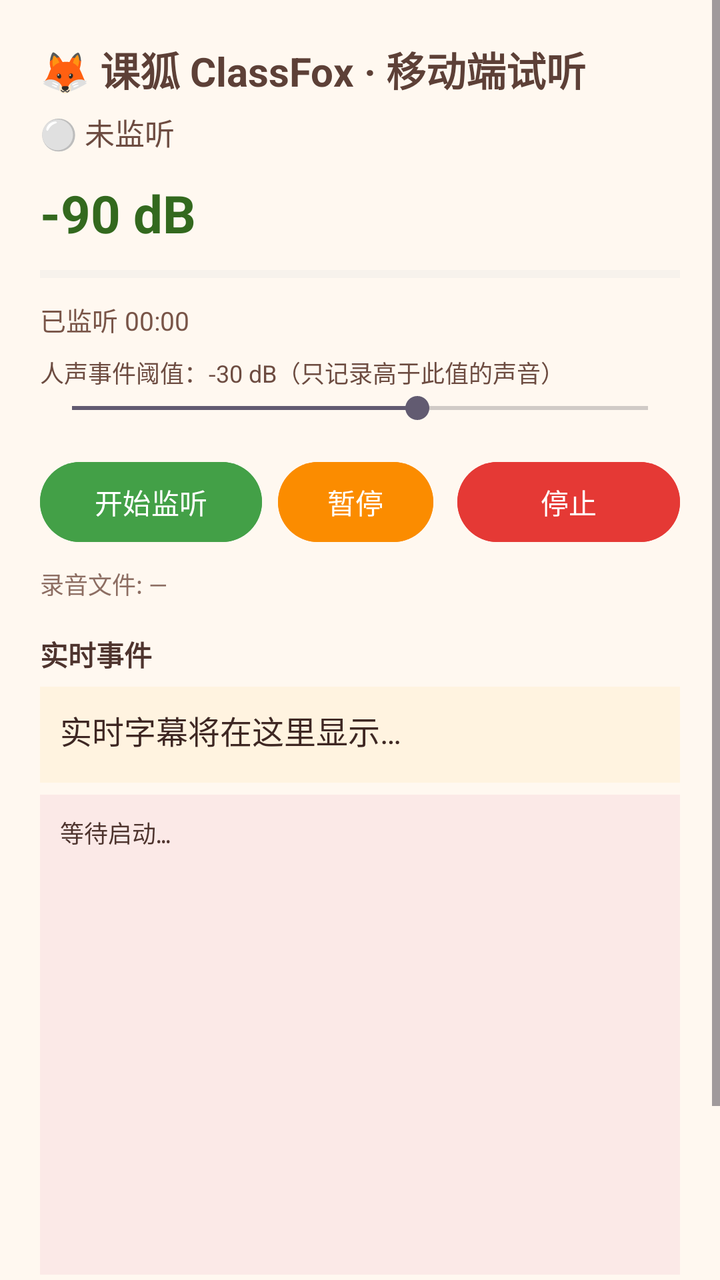
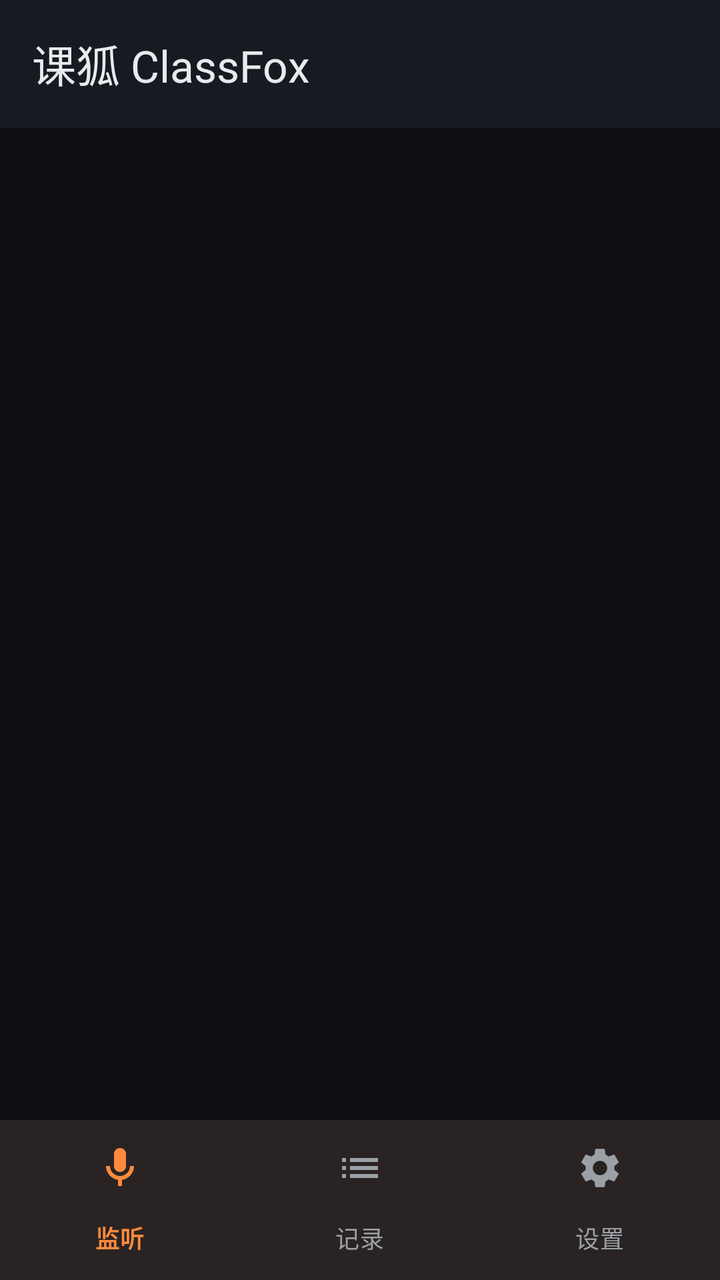

Before-and-after screenshots of an Android layout around one commit, followed by the original layout XML and the change that was made.
<!-- AndroidManifest.xml: application theme Theme.ClassFoxDroid -->
<!-- res/layout/activity_main.xml -->
<?xml version="1.0" encoding="utf-8"?>
<ScrollView xmlns:android="http://schemas.android.com/apk/res/android"
    android:layout_width="match_parent"
    android:layout_height="match_parent"
    android:background="#FFF8F0"
    android:fillViewport="true">

    <LinearLayout
        android:layout_width="match_parent"
        android:layout_height="wrap_content"
        android:orientation="vertical"
        android:padding="20dp">

        <TextView
            android:id="@+id/tvTitle"
            android:layout_width="wrap_content"
            android:layout_height="wrap_content"
            android:text="🦊 课狐 ClassFox · 移动端试听"
            android:textColor="#5D4037"
            android:textSize="20sp"
            android:textStyle="bold" />

        <TextView
            android:id="@+id/tvStatus"
            android:layout_width="wrap_content"
            android:layout_height="wrap_content"
            android:layout_marginTop="6dp"
            android:text="⚪ 未监听"
            android:textColor="#6D4C41"
            android:textSize="15sp" />

        <TextView
            android:id="@+id/tvDb"
            android:layout_width="wrap_content"
            android:layout_height="wrap_content"
            android:layout_marginTop="12dp"
            android:text="-90 dB"
            android:textColor="#33691E"
            android:textSize="26sp"
            android:textStyle="bold" />

        <ProgressBar
            android:id="@+id/volumeBar"
            style="?android:attr/progressBarStyleHorizontal"
            android:layout_width="match_parent"
            android:layout_height="18dp"
            android:layout_marginTop="4dp"
            android:max="100"
            android:progress="0"
            android:progressTint="#66BB6A"
            android:progressBackgroundTint="#E0E0E0" />

        <TextView
            android:id="@+id/tvTime"
            android:layout_width="wrap_content"
            android:layout_height="wrap_content"
            android:layout_marginTop="4dp"
            android:text="已监听 00:00"
            android:textColor="#795548"
            android:textSize="13sp" />

        <TextView
            android:id="@+id/tvThreshold"
            android:layout_width="match_parent"
            android:layout_height="wrap_content"
            android:layout_marginTop="8dp"
            android:text="人声事件阈值：-30 dB（只记录高于此值的声音）"
            android:textColor="#6D4C41"
            android:textSize="12sp" />

        <SeekBar
            android:id="@+id/thresholdSeek"
            android:layout_width="match_parent"
            android:layout_height="wrap_content"
            android:max="50"
            android:progress="30" />

        <LinearLayout
            android:layout_width="match_parent"
            android:layout_height="wrap_content"
            android:layout_marginTop="14dp"
            android:orientation="horizontal">

            <Button
                android:id="@+id/btnStart"
                android:layout_width="0dp"
                android:layout_height="wrap_content"
                android:layout_weight="1"
                android:text="开始监听"
                android:textColor="#FFFFFF"
                android:backgroundTint="#43A047" />

            <Button
                android:id="@+id/btnPause"
                android:layout_width="0dp"
                android:layout_height="wrap_content"
                android:layout_marginStart="8dp"
                android:layout_weight="0.7"
                android:text="暂停"
                android:enabled="false"
                android:textColor="#FFFFFF"
                android:backgroundTint="#FB8C00" />

            <Button
                android:id="@+id/btnStop"
                android:layout_width="0dp"
                android:layout_height="wrap_content"
                android:layout_marginStart="12dp"
                android:layout_weight="1"
                android:text="停止"
                android:enabled="false"
                android:textColor="#FFFFFF"
                android:backgroundTint="#E53935" />
        </LinearLayout>

        <TextView
            android:id="@+id/tvFile"
            android:layout_width="wrap_content"
            android:layout_height="wrap_content"
            android:layout_marginTop="8dp"
            android:text="录音文件: —"
            android:textColor="#8D6E63"
            android:textSize="12sp" />

        <TextView
            android:layout_width="wrap_content"
            android:layout_height="wrap_content"
            android:layout_marginTop="16dp"
            android:text="实时事件"
            android:textColor="#4E342E"
            android:textSize="14sp"
            android:textStyle="bold" />

        <TextView
            android:id="@+id/tvCaption"
            android:layout_width="match_parent"
            android:layout_height="wrap_content"
            android:layout_marginTop="6dp"
            android:minHeight="48dp"
            android:background="#FFF3E0"
            android:padding="10dp"
            android:text="实时字幕将在这里显示…"
            android:textColor="#3E2723"
            android:textSize="16sp"
            android:maxLines="3" />

        <TextView
            android:id="@+id/tvLog"
            android:layout_width="match_parent"
            android:layout_height="240dp"
            android:layout_marginTop="6dp"
            android:background="#FBE9E7"
            android:fontFamily="monospace"
            android:padding="10dp"
            android:text="等待启动…\n"
            android:textColor="#4E342E"
            android:textSize="12sp" />

        <TextView
            android:layout_width="match_parent"
            android:layout_height="wrap_content"
            android:layout_marginTop="14dp"
            android:text="说明: 当前版本为纯安卓链路——16kHz 录音 + 端侧离线中文 ASR + 自动分句 + WAV 落盘。\n识别结果会经过分句和关键词检测；不会读取旧版本的转录数据。"
            android:textColor="#A1887F"
            android:textSize="12sp" />
    </LinearLayout>
</ScrollView>
<!-- resources referenced by this layout -->
<resources>
  <style name="Theme.ClassFoxDroid" parent="Theme.Material3.DayNight.NoActionBar">
          <item name="android:statusBarColor">#FFF8F0</item>
      </style>
</resources>

<!-- the commit's change to res/layout/activity_main.xml (unified diff, before → after) -->
@@ -1,167 +1,33 @@
 <?xml version="1.0" encoding="utf-8"?>
-<ScrollView xmlns:android="http://schemas.android.com/apk/res/android"
+<LinearLayout xmlns:android="http://schemas.android.com/apk/res/android"
+    xmlns:app="http://schemas.android.com/apk/res-auto"
     android:layout_width="match_parent"
     android:layout_height="match_parent"
-    android:background="#FFF8F0"
-    android:fillViewport="true">
+    android:background="@color/cf_bg"
+    android:orientation="vertical">
 
-    <LinearLayout
+    <com.google.android.material.appbar.MaterialToolbar
+        android:id="@+id/toolbar"
+        android:layout_width="match_parent"
+        android:layout_height="?attr/actionBarSize"
+        android:background="@color/cf_surface"
+        app:title="课狐 ClassFox"
+        app:titleTextColor="@color/cf_text" />
+
+    <FrameLayout
+        android:id="@+id/container"
+        android:layout_width="match_parent"
+        android:layout_height="0dp"
+        android:layout_weight="1" />
+
+    <com.google.android.material.bottomnavigation.BottomNavigationView
+        android:id="@+id/bottomNav"
         android:layout_width="match_parent"
         android:layout_height="wrap_content"
-        android:orientation="vertical"
-        android:padding="20dp">
-
-        <TextView
-            android:id="@+id/tvTitle"
-            android:layout_width="wrap_content"
-            android:layout_height="wrap_content"
-            android:text="🦊 课狐 ClassFox · 移动端试听"
-            android:textColor="#5D4037"
-            android:textSize="20sp"
-            android:textStyle="bold" />
-
-        <TextView
-            android:id="@+id/tvStatus"
-            android:layout_width="wrap_content"
-            android:layout_height="wrap_content"
-            android:layout_marginTop="6dp"
-            android:text="⚪ 未监听"
-            android:textColor="#6D4C41"
-            android:textSize="15sp" />
-
-        <TextView
-            android:id="@+id/tvDb"
-            android:layout_width="wrap_content"
-            android:layout_height="wrap_content"
-            android:layout_marginTop="12dp"
-            android:text="-90 dB"
-            android:textColor="#33691E"
-            android:textSize="26sp"
-            android:textStyle="bold" />
-
-        <ProgressBar
-            android:id="@+id/volumeBar"
-            style="?android:attr/progressBarStyleHorizontal"
-            android:layout_width="match_parent"
-            android:layout_height="18dp"
-            android:layout_marginTop="4dp"
-            android:max="100"
-            android:progress="0"
-            android:progressTint="#66BB6A"
-            android:progressBackgroundTint="#E0E0E0" />
-
-        <TextView
-            android:id="@+id/tvTime"
-            android:layout_width="wrap_content"
-            android:layout_height="wrap_content"
-            android:layout_marginTop="4dp"
-            android:text="已监听 00:00"
-            android:textColor="#795548"
-            android:textSize="13sp" />
-
-        <TextView
-            android:id="@+id/tvThreshold"
-            android:layout_width="match_parent"
-            android:layout_height="wrap_content"
-            android:layout_marginTop="8dp"
-            android:text="人声事件阈值：-30 dB（只记录高于此值的声音）"
-            android:textColor="#6D4C41"
-            android:textSize="12sp" />
-
-        <SeekBar
-            android:id="@+id/thresholdSeek"
-            android:layout_width="match_parent"
-            android:layout_height="wrap_content"
-            android:max="50"
-            android:progress="30" />
-
-        <LinearLayout
-            android:layout_width="match_parent"
-            android:layout_height="wrap_content"
-            android:layout_marginTop="14dp"
-            android:orientation="horizontal">
-
-            <Button
-                android:id="@+id/btnStart"
-                android:layout_width="0dp"
-                android:layout_height="wrap_content"
-                android:layout_weight="1"
-                android:text="开始监听"
-                android:textColor="#FFFFFF"
-                android:backgroundTint="#43A047" />
-
-            <Button
-                android:id="@+id/btnPause"
-                android:layout_width="0dp"
-                android:layout_height="wrap_content"
-                android:layout_marginStart="8dp"
-                android:layout_weight="0.7"
-                android:text="暂停"
-                android:enabled="false"
-                android:textColor="#FFFFFF"
-                android:backgroundTint="#FB8C00" />
-
-            <Button
-                android:id="@+id/btnStop"
-                android:layout_width="0dp"
-                android:layout_height="wrap_content"
-                android:layout_marginStart="12dp"
-                android:layout_weight="1"
-                android:text="停止"
-                android:enabled="false"
-                android:textColor="#FFFFFF"
-                android:backgroundTint="#E53935" />
-        </LinearLayout>
-
-        <TextView
-            android:id="@+id/tvFile"
-            android:layout_width="wrap_content"
-            android:layout_height="wrap_content"
-            android:layout_marginTop="8dp"
-            android:text="录音文件: —"
-            android:textColor="#8D6E63"
-            android:textSize="12sp" />
-
-        <TextView
-            android:layout_width="wrap_content"
-            android:layout_height="wrap_content"
-            android:layout_marginTop="16dp"
-            android:text="实时事件"
-            android:textColor="#4E342E"
-            android:textSize="14sp"
-            android:textStyle="bold" />
-
-        <TextView
-            android:id="@+id/tvCaption"
-            android:layout_width="match_parent"
-            android:layout_height="wrap_content"
-            android:layout_marginTop="6dp"
-            android:minHeight="48dp"
-            android:background="#FFF3E0"
-            android:padding="10dp"
-            android:text="实时字幕将在这里显示…"
-            android:textColor="#3E2723"
-            android:textSize="16sp"
-            android:maxLines="3" />
-
-        <TextView
-            android:id="@+id/tvLog"
-            android:layout_width="match_parent"
-            android:layout_height="240dp"
-            android:layout_marginTop="6dp"
-            android:background="#FBE9E7"
-            android:fontFamily="monospace"
-            android:padding="10dp"
-            android:text="等待启动…\n"
-            android:textColor="#4E342E"
-            android:textSize="12sp" />
-
-        <TextView
-            android:layout_width="match_parent"
-            android:layout_height="wrap_content"
-            android:layout_marginTop="14dp"
-            android:text="说明: 当前版本为纯安卓链路——16kHz 录音 + 端侧离线中文 ASR + 自动分句 + WAV 落盘。\n识别结果会经过分句和关键词检测；不会读取旧版本的转录数据。"
-            android:textColor="#A1887F"
-            android:textSize="12sp" />
-    </LinearLayout>
-</ScrollView>
+        android:background="@color/cf_surface"
+        app:itemActiveIndicatorStyle="@style/CFNavIndicator"
+        app:itemIconTint="@color/bottom_nav_item"
+        app:itemTextColor="@color/bottom_nav_item"
+        app:labelVisibilityMode="labeled"
+        app:menu="@menu/bottom_nav" />
+</LinearLayout>
<!-- resource entries referenced after the edit -->
@@ -1,7 +1,30 @@
 <!-- resources referenced by this layout -->
 <resources>
-  <style name="Theme.ClassFoxDroid" parent="Theme.Material3.DayNight.NoActionBar">
-          <item name="android:statusBarColor">#FFF8F0</item>
+  <color name="cf_bg">#0E1013</color>
+  <color name="cf_surface">#171A21</color>
+  <color name="cf_text">#E8EAED</color>
+  <style name="CFNavIndicator" parent="Widget.Material3.BottomNavigationView.ActiveIndicator">
+          <item name="android:color">@color/cf_surface_var</item>
       </style>
+  <style name="Theme.ClassFoxDroid" parent="Theme.Material3.Dark.NoActionBar">
+          <item name="colorPrimary">@color/cf_primary</item>
+          <item name="colorOnPrimary">@color/cf_on_primary</item>
+          <item name="colorPrimaryContainer">@color/cf_surface_var</item>
+          <item name="colorOnPrimaryContainer">@color/cf_text</item>
+          <item name="android:colorBackground">@color/cf_bg</item>
+          <item name="colorSurface">@color/cf_surface</item>
+          <item name="colorOnSurface">@color/cf_text</item>
+          <item name="colorSurfaceVariant">@color/cf_surface_var</item>
+          <item name="colorOnSurfaceVariant">@color/cf_text_dim</item>
+          <item name="colorError">@color/cf_danger</item>
+          <item name="android:statusBarColor">@color/cf_bg</item>
+          <item name="android:navigationBarColor">@color/cf_surface</item>
+          <item name="android:windowLightStatusBar">false</item>
+      </style>
+  <color name="cf_surface_var">#20242E</color>
+  <color name="cf_primary">#FF8A3D</color>
+  <color name="cf_on_primary">#201205</color>
+  <color name="cf_text_dim">#9AA0A6</color>
+  <color name="cf_danger">#FF5252</color>
 </resources>
 
